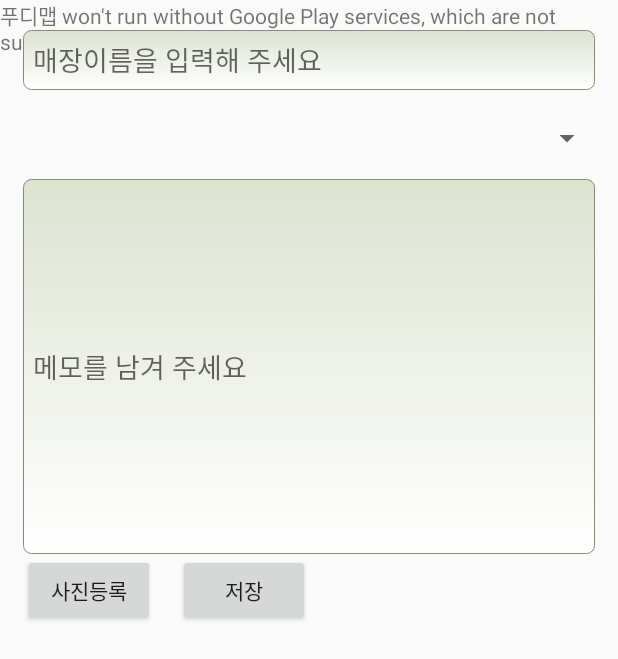
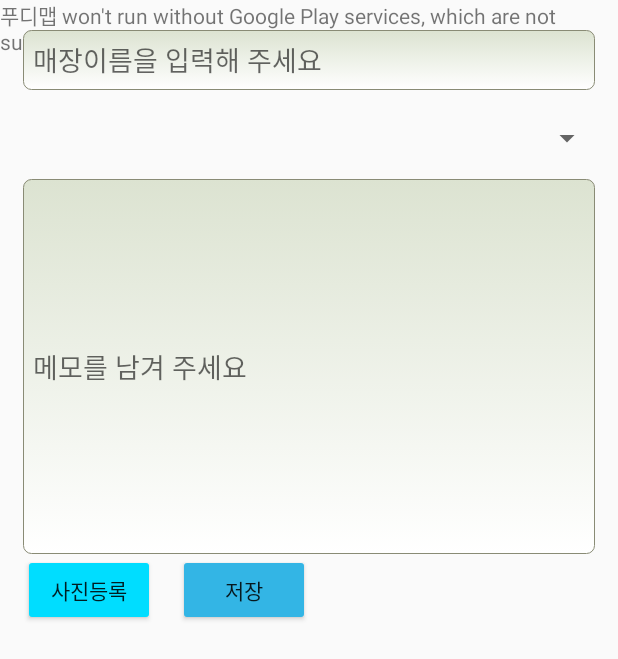
Before and after one commit to dksekfldks65/FoodyMap, an Android app: the screen it shows after launch (MapsActivity), on a phone screen of 412 x 824 dp. Shown: the top 659 px of the screen. Run offline under Robolectric (Android 15) with nearby library versions, the phone set to English and light mode, and no system bars.

Commit message:
버튼 디자인 변경함

```diff
--- a/FudiMap/app/src/main/res/layout/activity_maps.xml
+++ b/FudiMap/app/src/main/res/layout/activity_maps.xml
@@ -123,21 +123,23 @@ android:layout_height="match_parent">
 
                     <Button
                         android:id="@+id/registerpicture"
+                        android:layout_width="wrap_content"
+                        android:layout_height="wrap_content"
                         android:layout_below="@+id/grade"
                         android:layout_marginLeft="15dp"
-                        android:text="사진등록"
+                        android:backgroundTint="@android:color/holo_blue_bright"
                         android:onClick="onclickedpicture"
-                        android:layout_width="wrap_content"
-                        android:layout_height="wrap_content" />
+                        android:text="사진등록" />
 
                     <Button
                         android:id="@+id/save"
+                        android:layout_width="wrap_content"
+                        android:layout_height="wrap_content"
                         android:layout_below="@+id/registerpicture"
                         android:layout_marginLeft="15dp"
-                        android:text="저장"
+                        android:backgroundTint="@android:color/holo_blue_light"
                         android:onClick="onclickedsave"
-                        android:layout_width="wrap_content"
-                        android:layout_height="wrap_content" />
+                        android:text="저장" />
 
                 </LinearLayout>
 
```
Also changed, not shown: FudiMap/app/src/main/res/layout/activity_food_list_view.xml (+7 -6 lines).
